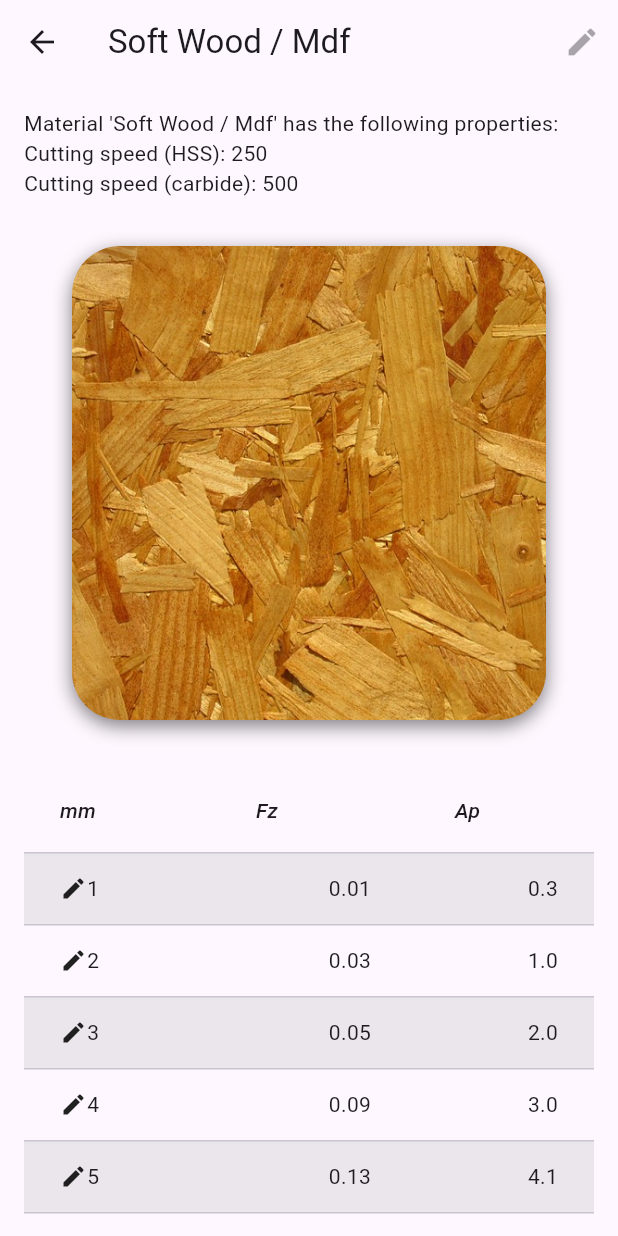
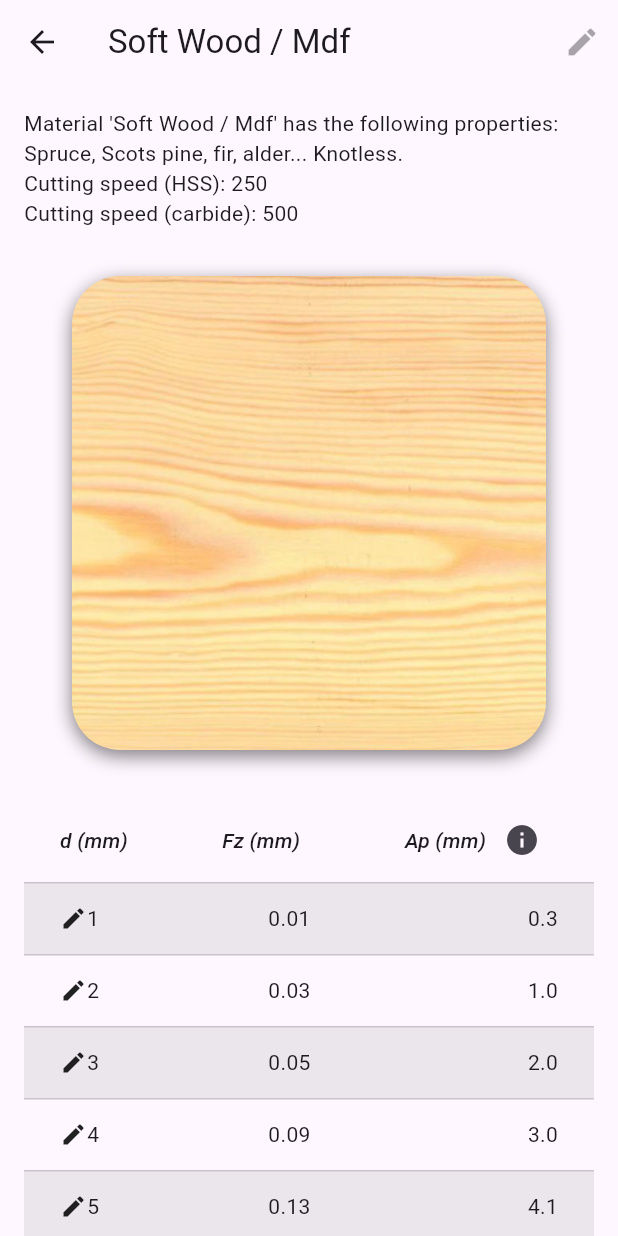
Before and after one commit to hugues31/cnc_opticut, a Flutter app: the MaterialListView screen opened by its route, after a tap on the "info" icon, on a phone screen of 412 x 824 dp. Run offline on Flutter 3.47's test engine with Material 3 defaults, Android fonts, the phone set to English and light mode, and no system bars; our stand-ins replace flutter_riverpod, isar, package_info_plus, shared_preferences; missing offline and left inert: flutter_math_fork; accounts and stored records are empty; generated files the repository leaves out were written again.

```diff
--- a/lib/src/database.dart
+++ b/lib/src/database.dart
@@ -27,8 +27,10 @@ Future<void> initDatabase(Isar isar) async {
 
   // Initialize the database with the default materials
   for (var material in materialsPresetList) {
-    // check if the material is already in the database by id
-    if (await isar.materialItems.where().idEqualTo(material.id).findFirst() ==
+    if (await isar.materialItems
+            .filter()
+            .nameKeyEqualTo(material.nameKey)
+            .findFirst() ==
         null) {
       await isar.writeTxn(() async {
         await isar.materialItems.put(material);
--- a/lib/src/material/material_details_view.dart
+++ b/lib/src/material/material_details_view.dart
@@ -29,6 +29,7 @@ class MaterialDetailsView extends StatelessWidget {
         children: [
           Text(AppLocalizations.of(context)!
               .materialDesc(item.getLocalizedName(context))),
+          Text(item.getLocalizedDesc(context)),
           Text(AppLocalizations.of(context)!
               .cuttingSpeedHSS(item.materialSpecs.cutSpeedHss)),
           Text(AppLocalizations.of(context)!
@@ -60,32 +61,56 @@ class MaterialDetailsView extends StatelessWidget {
           DataTable(
               sortColumnIndex: 1,
               sortAscending: false,
-              columns: const <DataColumn>[
-                DataColumn(
+              columns: <DataColumn>[
+                const DataColumn(
                   label: Expanded(
                     child: Text(
-                      'mm',
+                      'd (mm)',
+                      style: TextStyle(fontStyle: FontStyle.italic),
+                    ),
+                  ),
+                  numeric: true,
+                ),
+                const DataColumn(
+                  label: Expanded(
+                    child: Text(
+                      'Fz (mm)',
                       style: TextStyle(fontStyle: FontStyle.italic),
                     ),
                   ),
                   numeric: true,
                 ),
                 DataColumn(
-                  label: Expanded(
-                    child: Text(
-                      'Fz',
+                  label: Row(children: [
+                    Text(
+                      'Ap (mm)',
                       style: TextStyle(fontStyle: FontStyle.italic),
                     ),
-                  ),
-                  numeric: true,
-                ),
-                DataColumn(
-                  label: Expanded(
-                    child: Text(
-                      'Ap',
-                      style: TextStyle(fontStyle: FontStyle.italic),
+                    // Add info button
+                    IconButton(
+                      icon: const Icon(Icons.info),
+                      onPressed: () {
+                        showDialog(
+                          context: context,
+                          builder: (context) {
+                            return AlertDialog(
+                              title: Text("Ap (mm)"),
+                              content: Text(AppLocalizations.of(context)!
+                                  .apInfo(item.getLocalizedName(context))),
+                              actions: [
+                                TextButton(
+                                  onPressed: () {
+                                    Navigator.pop(context);
+                                  },
+                                  child: Text(AppLocalizations.of(context)!.ok),
+                                ),
+                              ],
+                            );
+                          },
+                        );
+                      },
                     ),
-                  ),
+                  ]),
                   numeric: true,
                 ),
               ],
--- a/lib/src/material/material_item.dart
+++ b/lib/src/material/material_item.dart
@@ -17,12 +17,21 @@ class MaterialItem {
     String? localizedName =
         AppLocalizations.of(context)?.selectMaterialLabel(nameKey);
 
-    // if == no_name, return the nameKey
     if (localizedName == null || localizedName == 'no_name') {
       return nameKey;
     }
 
     return localizedName;
+  }
+
+  String getLocalizedDesc(BuildContext context) {
+    String? localizedDesc = AppLocalizations.of(context)?.selectMaterialDesc(nameKey);
+
+    if (localizedDesc == null || localizedDesc == 'no_desc') {
+      return '';
+    }
+
+    return localizedDesc;
   }
 
   MaterialItem({
--- a/lib/src/material/materials_preset_list.dart
+++ b/lib/src/material/materials_preset_list.dart
@@ -10,7 +10,7 @@ MaterialSpecs softWoodSpecs = MaterialSpecs()
 MaterialItem softWood = MaterialItem(
     nameKey: 'softWood',
     materialSpecs: softWoodSpecs,
-    imagePath: 'assets/images/particle_board_wood.png',
+    imagePath: 'assets/images/soft_wood_pine.png',
     isPreset: true);
 
 // Hard wood
@@ -23,7 +23,7 @@ MaterialSpecs hardWoodSpecs = MaterialSpecs()
 MaterialItem hardWood = MaterialItem(
     nameKey: 'hardWood',
     materialSpecs: hardWoodSpecs,
-    imagePath: 'assets/images/wood.png',
+    imagePath: 'assets/images/hard_wood_oak.png',
     isPreset: true);
 
 // PVC
```
Also changed, not shown: lib/src/localization/app_en.arb (+9 -1 lines), lib/src/localization/app_fr.arb (+9 -1 lines), assets/images/hard_wood_oak.png (added), assets/images/soft_wood_pine.png (added).
